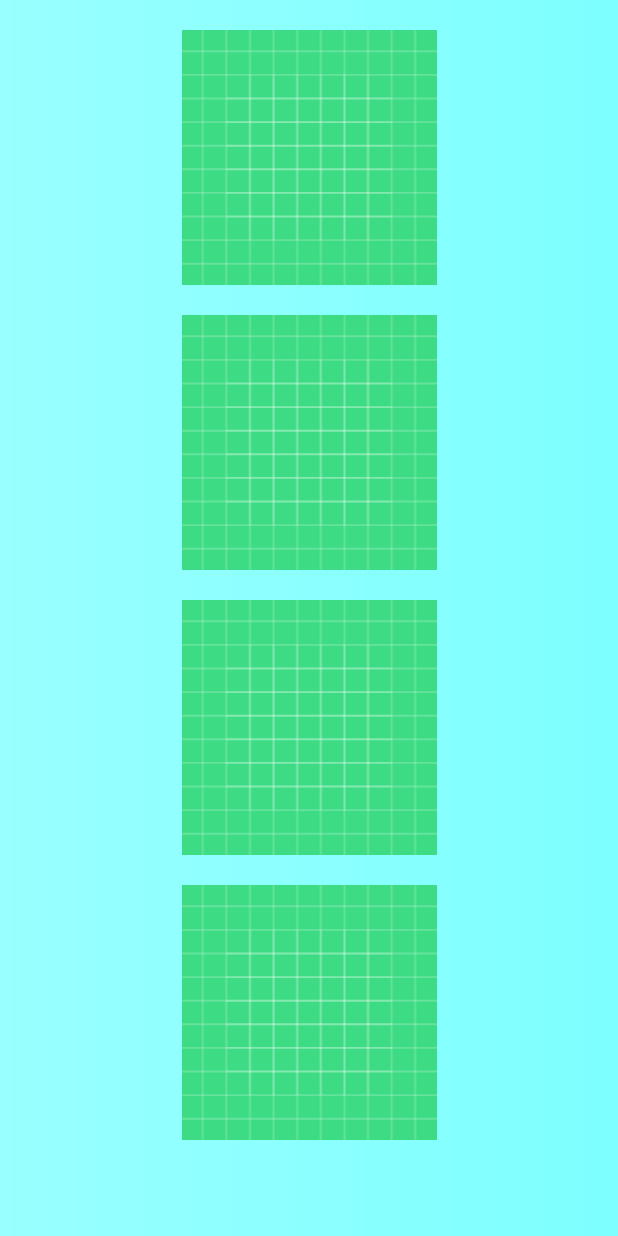
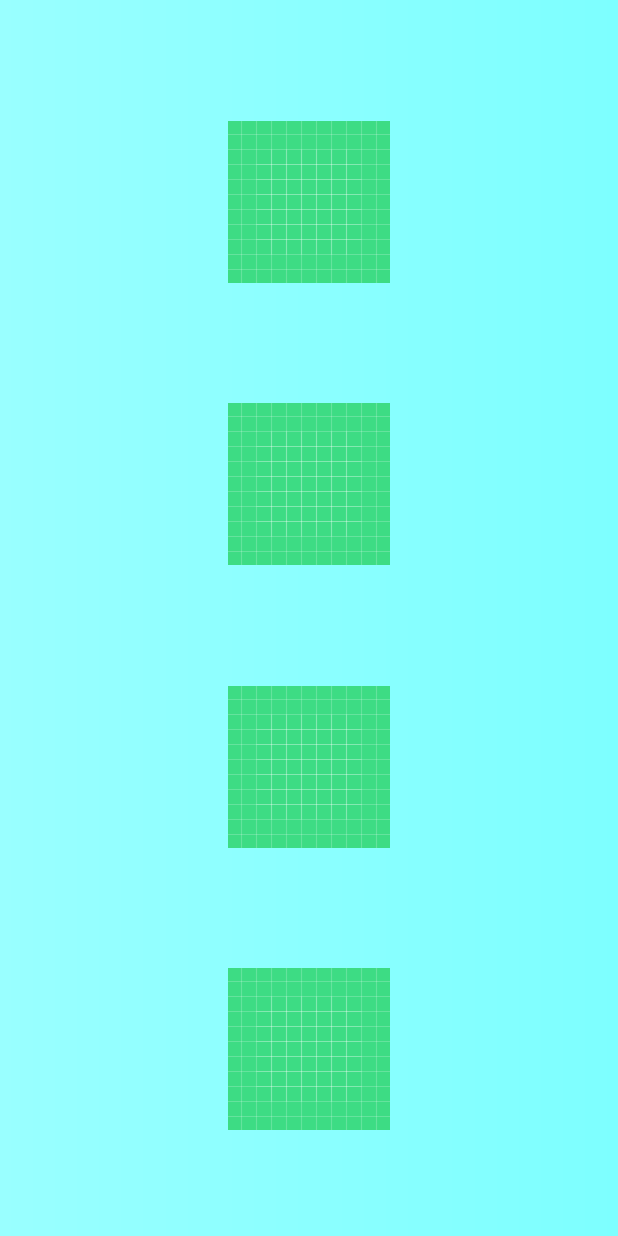
Before and after one commit to Arturodjs/HeadsUp_Parcial, an Android app: the MainActivity screen opened directly, with no data from a screen before it, on a phone screen of 412 x 824 dp. Run offline under Robolectric (Android 15) with nearby library versions, the phone set to English and light mode, and no system bars.

Commit message:
Cambios en el Layout del Landing

```diff
--- a/app/src/main/res/layout/activity_main.xml
+++ b/app/src/main/res/layout/activity_main.xml
@@ -1,26 +1,33 @@
 <?xml version="1.0" encoding="utf-8"?>
-<RelativeLayout xmlns:android="http://schemas.android.com/apk/res/android"
+<androidx.constraintlayout.widget.ConstraintLayout xmlns:android="http://schemas.android.com/apk/res/android"
     xmlns:app="http://schemas.android.com/apk/res-auto"
     xmlns:tools="http://schemas.android.com/tools"
     android:layout_width="match_parent"
     android:layout_height="match_parent"
+    android:layout_gravity="center"
     android:background="@drawable/grad_bg"
     android:orientation="vertical"
-    tools:context=".MainActivity"
-    android:layout_gravity="center">
+    tools:context=".MainActivity">
 
     <LinearLayout
         android:id="@+id/lay_Politica"
         android:layout_width="match_parent"
         android:layout_height="wrap_content"
-        android:layout_marginTop="20sp"
+        android:layout_marginStart="50dp"
+        android:layout_marginTop="10sp"
+        android:layout_marginEnd="50dp"
         android:gravity="center"
-        android:orientation="horizontal">
+        android:orientation="horizontal"
+        app:layout_constraintBottom_toTopOf="@+id/lay_Adivinanzas"
+        app:layout_constraintEnd_toEndOf="parent"
+        app:layout_constraintHorizontal_bias="0.5"
+        app:layout_constraintStart_toStartOf="parent"
+        app:layout_constraintTop_toTopOf="parent">
 
         <ImageView
             android:id="@+id/Politica"
             android:layout_width="0dp"
-            android:layout_height="170sp"
+            android:layout_height="wrap_content"
             android:layout_gravity="center"
             android:layout_weight="1"
             app:srcCompat="@drawable/ic_launcher_background" />
@@ -28,18 +35,21 @@
     </LinearLayout>
 
     <LinearLayout
-        android:layout_below="@+id/lay_Politica"
         android:id="@+id/lay_Adivinanzas"
         android:layout_width="match_parent"
         android:layout_height="wrap_content"
-        android:layout_marginTop="20sp"
+        android:layout_below="@+id/lay_Politica"
+        android:layout_marginTop="10sp"
         android:gravity="center"
-        android:orientation="horizontal">
+        android:orientation="horizontal"
+        app:layout_constraintBottom_toTopOf="@+id/lay_Deportes"
+        app:layout_constraintEnd_toEndOf="parent"
+        app:layout_constraintTop_toBottomOf="@+id/lay_Politica">
 
         <ImageView
             android:id="@+id/Adivinanzas"
             android:layout_width="0dp"
-            android:layout_height="170sp"
+            android:layout_height="wrap_content"
             android:layout_gravity="center"
             android:layout_weight="1"
             app:srcCompat="@drawable/ic_launcher_background" />
@@ -47,18 +57,21 @@
     </LinearLayout>
 
     <LinearLayout
-        android:layout_below="@+id/lay_Adivinanzas"
         android:id="@+id/lay_Deportes"
         android:layout_width="match_parent"
         android:layout_height="wrap_content"
-        android:layout_marginTop="20sp"
+        android:layout_below="@+id/lay_Adivinanzas"
+        android:layout_marginTop="10sp"
         android:gravity="center"
-        android:orientation="horizontal">
+        android:orientation="horizontal"
+        app:layout_constraintBottom_toTopOf="@+id/lay_Acciones"
+        app:layout_constraintEnd_toEndOf="parent"
+        app:layout_constraintTop_toBottomOf="@+id/lay_Adivinanzas">
 
         <ImageView
             android:id="@+id/Deportes"
             android:layout_width="0dp"
-            android:layout_height="170sp"
+            android:layout_height="wrap_content"
             android:layout_gravity="center"
             android:layout_weight="1"
             app:srcCompat="@drawable/ic_launcher_background" />
@@ -66,21 +79,24 @@
     </LinearLayout>
 
     <LinearLayout
-        android:layout_below="@+id/lay_Deportes"
         android:id="@+id/lay_Acciones"
         android:layout_width="match_parent"
         android:layout_height="wrap_content"
-        android:layout_marginTop="20sp"
+        android:layout_below="@+id/lay_Deportes"
+        android:layout_marginTop="10sp"
         android:gravity="center"
-        android:orientation="horizontal">
+        android:orientation="horizontal"
+        app:layout_constraintBottom_toBottomOf="parent"
+        app:layout_constraintEnd_toEndOf="parent"
+        app:layout_constraintTop_toBottomOf="@+id/lay_Deportes">
 
         <ImageView
             android:id="@+id/Acciones"
             android:layout_width="0dp"
-            android:layout_height="170sp"
+            android:layout_height="wrap_content"
             android:layout_gravity="center"
             android:layout_weight="1"
             app:srcCompat="@drawable/ic_launcher_background" />
 
     </LinearLayout>
-</RelativeLayout>
+</androidx.constraintlayout.widget.ConstraintLayout>
```
